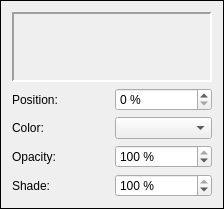
This is scribus/ui/gradienteditor.ui in scribusproject/scribus as Qt 5 draws it before an edit. The edited form follows.
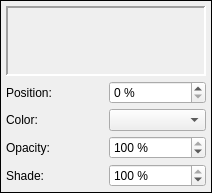
This is the edited form. Custom widgets are drawn as their Qt base class.

Commit message: Fixed issues with the color palette and switching windows.

Patch:
```diff
--- a/scribus/ui/gradienteditor.ui
+++ b/scribus/ui/gradienteditor.ui
@@ -6,8 +6,8 @@
    <rect>
     <x>0</x>
     <y>0</y>
-    <width>220</width>
-    <height>198</height>
+    <width>212</width>
+    <height>186</height>
    </rect>
   </property>
   <property name="windowTitle">
@@ -20,6 +20,12 @@
    <enum>QFrame::Plain</enum>
   </property>
   <layout class="QGridLayout" name="gridLayout">
+   <property name="margin">
+    <number>5</number>
+   </property>
+   <property name="spacing">
+    <number>5</number>
+   </property>
    <item row="0" column="0" colspan="2">
     <widget class="GradientPreview" name="Preview">
      <property name="minimumSize">
```
The commit also changes 4 other files.
